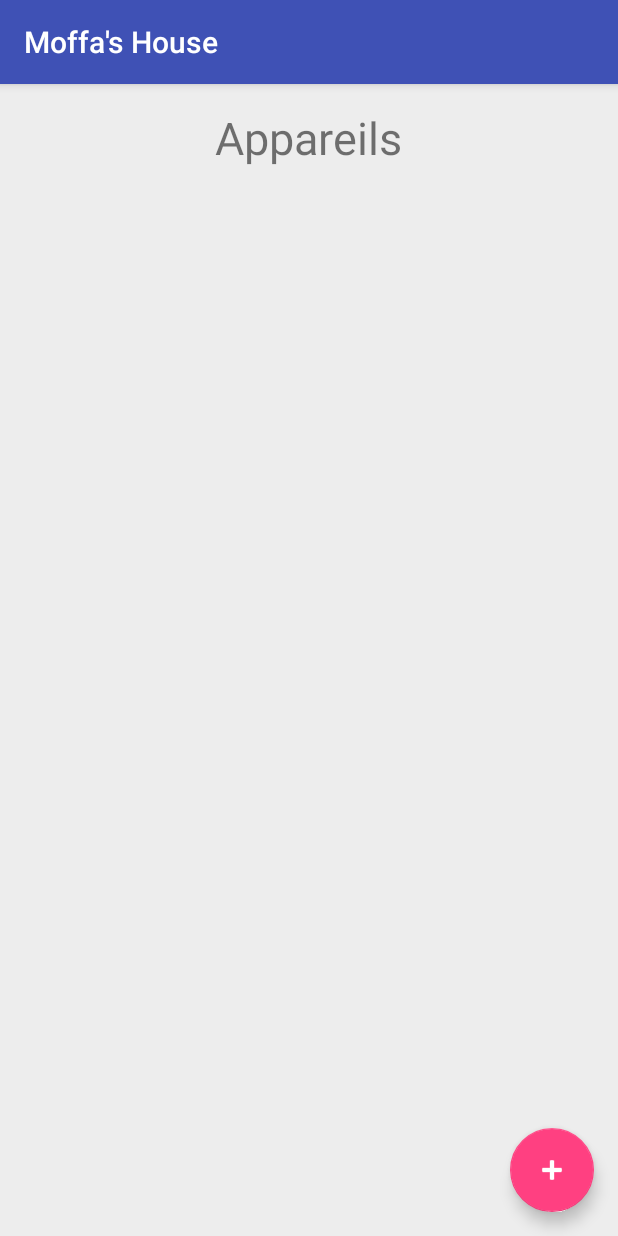
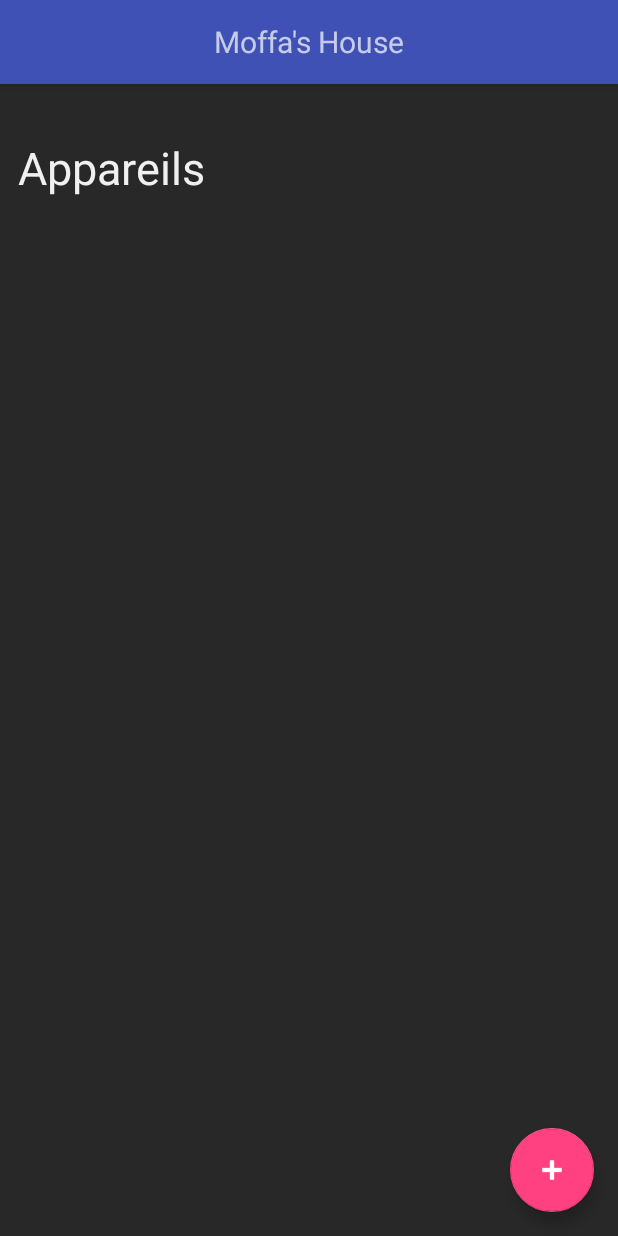
Before and after one commit to moffa13/HouseLightsApp, an Android app: the screen it shows after launch (MainActivity), on a phone screen of 412 x 824 dp. Run offline under Robolectric (Android 15) with nearby library versions, the phone set to English and light mode, and no system bars; our stand-ins replace Volley.

Commit message:
Changed app color

```diff
--- a/app/src/main/java/houselights/moffa/com/houselightsapp/MainActivity.java
+++ b/app/src/main/java/houselights/moffa/com/houselightsapp/MainActivity.java
@@ -50,10 +50,19 @@ public class MainActivity extends AppCompatActivity {
     private static final int LIGHT_STATE_UPDATE_INTERVAL = 10000;
     private final Handler _handler;
     private ArrayList<IOTDevice> _iots;
+    // Possible values of the spinner (ON, OFF, AUTO)
     private ArrayList<String> _powerValues;
+    // Layout containing each iot row
     private LinearLayout _iotsLayout;
+
+    /**
+     * Receiver of android.net.conn.CONNECTIVITY_CHANGE
+     */
     private BroadcastReceiver _connectionReceiver = new BroadcastReceiver() {
         @Override
+        /**
+         * Check each iot device state
+         */
         public void onReceive(Context context, Intent intent) {
             checkIOTConnectivity();
         }
@@ -72,6 +81,7 @@ public class MainActivity extends AppCompatActivity {
         setContentView(R.layout.activity_main);
         Toolbar toolbar = (Toolbar) findViewById(R.id.toolbar);
         setSupportActionBar(toolbar);
+        getSupportActionBar().setDisplayShowTitleEnabled(false);
 
         _iotsLayout = findViewById(R.id.iots_layout);
         _powerValues = new ArrayList<>(Arrays.asList(getResources().getStringArray(R.array.power_modes_array)));
@@ -80,6 +90,7 @@ public class MainActivity extends AppCompatActivity {
         registerReceiver(_connectionReceiver, filter);
 
         FloatingActionButton fab = (FloatingActionButton) findViewById(R.id.fab);
+        // Show Add device activity
         fab.setOnClickListener(new View.OnClickListener() {
             @Override
             public void onClick(View view) {
@@ -176,6 +187,7 @@ public class MainActivity extends AppCompatActivity {
         spinner.setOnItemSelectedListener(new SpinnerListener(new OnSelectedItemInterface() {
             @Override
             public void selected(int value, boolean firstSelection) {
+
                 if(!firstSelection)
                     request(iot.getIP(), getIdFromText(_powerValues.get(value)), connectedIcon, bulbIcon);
             }
--- a/app/src/main/java/houselights/moffa/com/houselightsapp/SpinnerListener.java
+++ b/app/src/main/java/houselights/moffa/com/houselightsapp/SpinnerListener.java
@@ -2,6 +2,7 @@ package houselights.moffa.com.houselightsapp;
 
 import android.view.View;
 import android.widget.AdapterView;
+import android.widget.TextView;
 
 /**
  * Created by moffa on 25-06-18.
@@ -18,6 +19,7 @@ public class SpinnerListener implements AdapterView.OnItemSelectedListener {
 
     @Override
     public void onItemSelected(AdapterView<?> adapterView, View view, int i, long l) {
+        ((TextView)adapterView.getChildAt(0)).setTextColor(adapterView.getResources().getColor(R.color.colorText));
         _i.selected(i, _firstSelection);
         _firstSelection = false;
     }
--- a/app/src/main/res/layout/activity_main.xml
+++ b/app/src/main/res/layout/activity_main.xml
@@ -16,7 +16,17 @@
             android:layout_width="match_parent"
             android:layout_height="?attr/actionBarSize"
             android:background="?attr/colorPrimary"
-            app:popupTheme="@style/AppTheme.PopupOverlay" />
+            app:popupTheme="@style/AppTheme.PopupOverlay">
+
+
+            <TextView
+                android:layout_width="wrap_content"
+                android:layout_height="wrap_content"
+                android:textSize="20sp"
+                android:layout_gravity="center"
+                android:text="@string/app_name"/>
+
+        </android.support.v7.widget.Toolbar>
 
     </android.support.design.widget.AppBarLayout>
 
@@ -25,17 +35,20 @@
         android:layout_width="match_parent"
         android:layout_height="match_parent"
         android:orientation="vertical"
-        android:background="#ededed">
+        android:background="#282828">
 
         <TextView
             android:layout_marginTop="?attr/actionBarSize"
-            android:paddingTop="15dp"
+            android:paddingTop="35dp"
             android:layout_marginBottom="30dp"
-            android:layout_width="wrap_content"
+            android:layout_width="match_parent"
             android:layout_height="wrap_content"
             android:layout_gravity="center_horizontal"
+            android:layout_marginStart="8dp"
             android:text="@string/main_activity_title"
-            android:textSize="30dp"/>
+            android:textColor="@color/colorText"
+            android:gravity="start"
+            android:textSize="30sp"/>
 
         <LinearLayout
             android:id="@+id/iots_layout"
--- a/app/src/main/res/values/colors.xml
+++ b/app/src/main/res/values/colors.xml
@@ -3,4 +3,5 @@
     <color name="colorPrimary">#3F51B5</color>
     <color name="colorPrimaryDark">#303F9F</color>
     <color name="colorAccent">#FF4081</color>
+    <color name="colorText">#F0F0F0</color>
 </resources>
```
Also changed, not shown: app/src/main/res/layout/content_main.xml (deleted, +0 -20 lines), app/src/main/res/layout/iot_list_item.xml (+7 -5 lines), app/src/main/icon_delete-web.png, app/src/main/iot_connected_icon-web.png, app/src/main/iot_disconnect_icon-web.png (deleted), app/src/main/iot_disconnected_icon-web.png, app/src/main/iot_off_icon-web.png, app/src/main/iot_on_icon-web.png.
